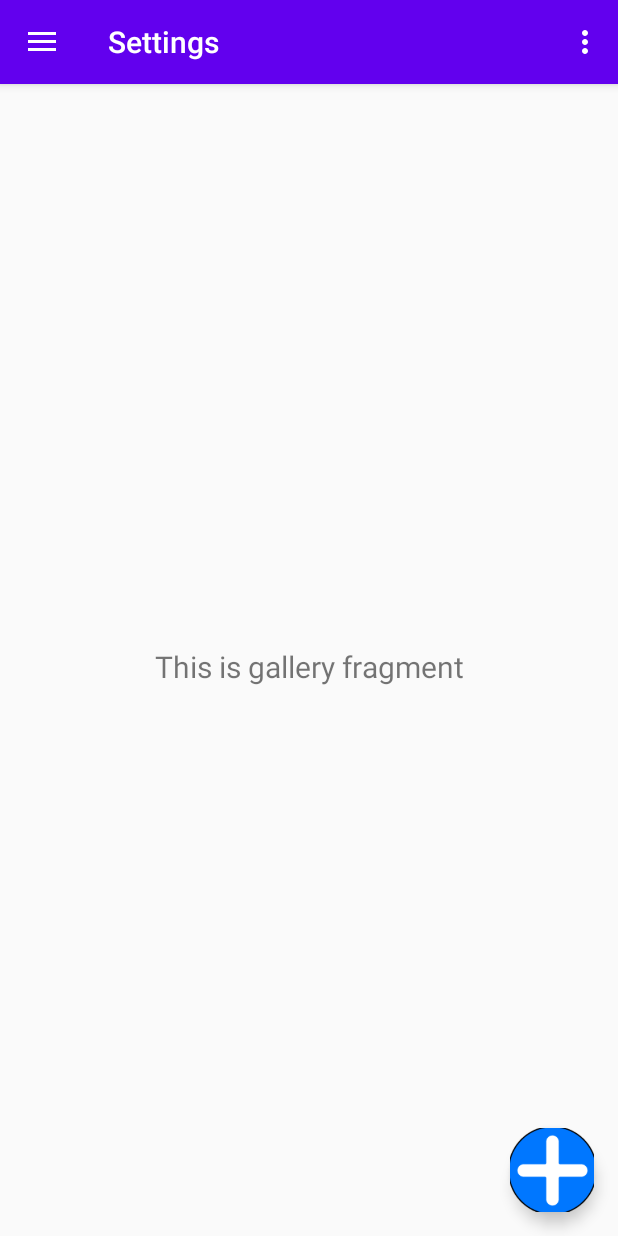
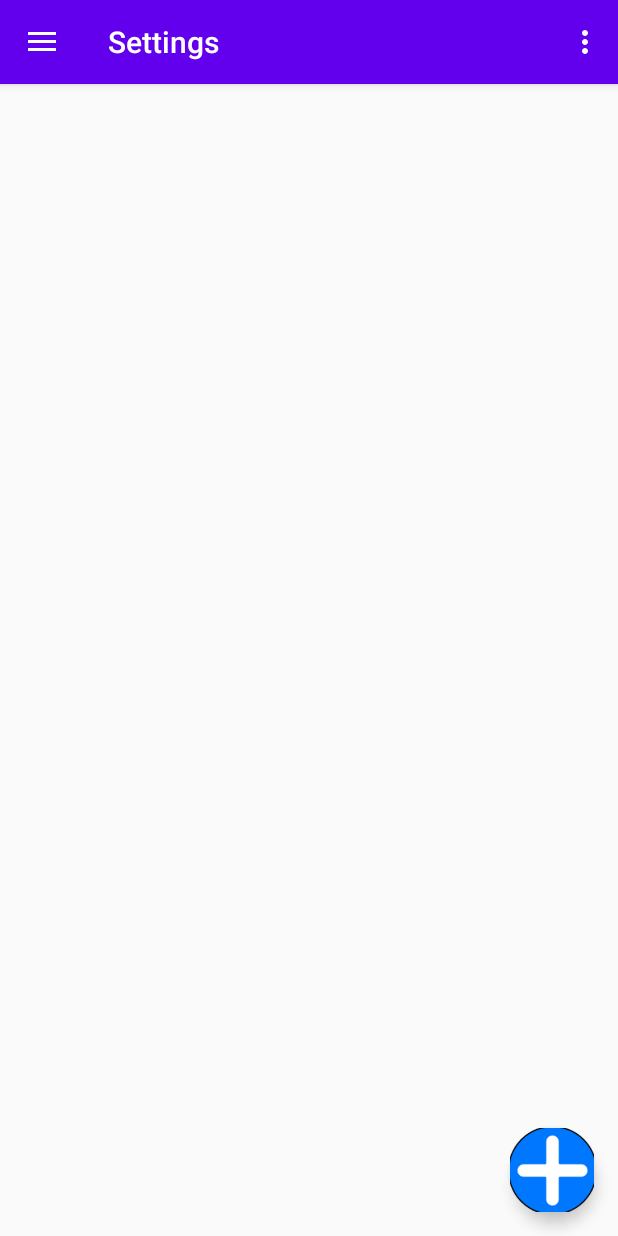
Before and after one commit to Mberjola/Planee, an Android app: the screen it shows after launch (MainActivity), in the side drawer, after a tap on "Settings", on a phone screen of 412 x 824 dp. Run offline under Robolectric (Android 15) with nearby library versions, the phone set to English and light mode, and no system bars; our stand-ins replace navigation-ui; 2 statements that could not run were skipped.

Commit message:
Début settings

```diff
--- a/PlaneeAndroid/app/src/main/res/layout/fragment_gallery.xml
+++ b/PlaneeAndroid/app/src/main/res/layout/fragment_gallery.xml
@@ -6,17 +6,5 @@
     android:layout_height="match_parent"
     tools:context=".ui.gallery.GalleryFragment">
 
-    <TextView
-        android:id="@+id/text_gallery"
-        android:layout_width="match_parent"
-        android:layout_height="wrap_content"
-        android:layout_marginStart="8dp"
-        android:layout_marginTop="8dp"
-        android:layout_marginEnd="8dp"
-        android:textAlignment="center"
-        android:textSize="20sp"
-        app:layout_constraintBottom_toBottomOf="parent"
-        app:layout_constraintEnd_toEndOf="parent"
-        app:layout_constraintStart_toStartOf="parent"
-        app:layout_constraintTop_toTopOf="parent" />
+
 </androidx.constraintlayout.widget.ConstraintLayout>
--- a/PlaneeAndroid/app/src/main/res/values/strings.xml
+++ b/PlaneeAndroid/app/src/main/res/values/strings.xml
@@ -6,7 +6,7 @@
     <string name="nav_header_subtitle">Email</string>
     <string name="nav_header_desc">User</string>
     <string name="action_settings">Settings</string>
-
     <string name="menu_home">Home</string>
     <string name="menu_settings">Settings</string>
+    <string name="darkMod">Dark Mode</string>
 </resources>
```
Also changed, not shown: 1 other file.
